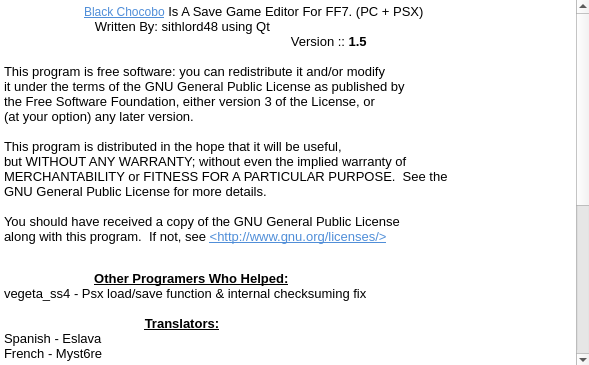
Above: about.ui from sithlord48/blackchocobo before the change. Below: the same form after it.
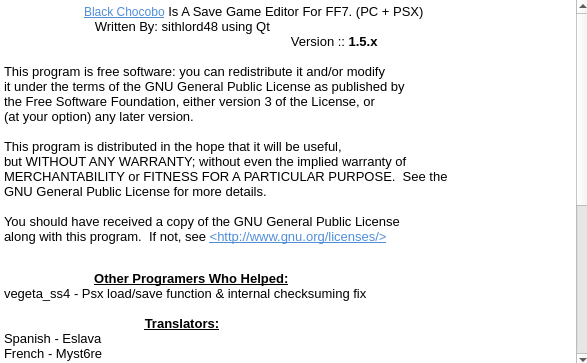
That is the form after the change.

Patch:
```diff
--- a/about.ui
+++ b/about.ui
@@ -9,8 +9,8 @@
    <rect>
     <x>0</x>
     <y>0</y>
-    <width>589</width>
-    <height>365</height>
+    <width>587</width>
+    <height>363</height>
    </rect>
   </property>
   <property name="windowTitle">
@@ -41,7 +41,7 @@
 &lt;/style&gt;&lt;/head&gt;&lt;body style=&quot; font-family:'Ubuntu'; font-size:9pt; font-weight:400; font-style:normal;&quot;&gt;
 &lt;p style=&quot; margin-top:0px; margin-bottom:0px; margin-left:0px; margin-right:0px; -qt-block-indent:0; text-indent:0px;&quot;&gt;&lt;span style=&quot; font-family:'Sans Serif'; font-size:10pt;&quot;&gt;	&lt;/span&gt;&lt;a href=&quot;http://blackchocobo.sourceforge.net&quot;&gt;&lt;span style=&quot; font-family:'Sans Serif'; text-decoration: underline; color:#508ed8;&quot;&gt;Black Chocobo&lt;/span&gt;&lt;/a&gt;&lt;span style=&quot; font-family:'Sans Serif'; font-size:10pt;&quot;&gt; Is A Save Game Editor For FF7. (PC + PSX)&lt;/span&gt;&lt;/p&gt;
 &lt;p style=&quot; margin-top:0px; margin-bottom:0px; margin-left:0px; margin-right:0px; -qt-block-indent:0; text-indent:0px;&quot;&gt;&lt;span style=&quot; font-family:'Sans Serif'; font-size:10pt;&quot;&gt;	   Written By: sithlord48 using Qt&lt;/span&gt;&lt;/p&gt;
-&lt;p style=&quot; margin-top:0px; margin-bottom:0px; margin-left:0px; margin-right:0px; -qt-block-indent:0; text-indent:0px;&quot;&gt;&lt;span style=&quot; font-family:'Sans Serif'; font-size:10pt;&quot;&gt;                                                                  	             Version :: &lt;/span&gt;&lt;span style=&quot; font-family:'Sans Serif'; font-size:10pt; font-weight:600;&quot;&gt;1.5&lt;/span&gt;&lt;/p&gt;
+&lt;p style=&quot; margin-top:0px; margin-bottom:0px; margin-left:0px; margin-right:0px; -qt-block-indent:0; text-indent:0px;&quot;&gt;&lt;span style=&quot; font-family:'Sans Serif'; font-size:10pt;&quot;&gt;                                                                  	             Version :: &lt;/span&gt;&lt;span style=&quot; font-family:'Sans Serif'; font-size:10pt; font-weight:600;&quot;&gt;1.5.x&lt;/span&gt;&lt;/p&gt;
 &lt;p style=&quot;-qt-paragraph-type:empty; margin-top:0px; margin-bottom:0px; margin-left:0px; margin-right:0px; -qt-block-indent:0; text-indent:0px; font-family:'Sans Serif'; font-size:10pt; font-weight:600;&quot;&gt;&lt;/p&gt;
 &lt;p style=&quot; margin-top:0px; margin-bottom:0px; margin-left:0px; margin-right:0px; -qt-block-indent:0; text-indent:0px;&quot;&gt;&lt;span style=&quot; font-family:'Courier New,courier'; font-size:10pt;&quot;&gt;This program is free software: you can redistribute it and/or modify&lt;/span&gt;&lt;/p&gt;
 &lt;p style=&quot; margin-top:0px; margin-bottom:0px; margin-left:0px; margin-right:0px; -qt-block-indent:0; text-indent:0px;&quot;&gt;&lt;span style=&quot; font-family:'Courier New,courier'; font-size:10pt;&quot;&gt;it under the terms of the GNU General Public License as published by&lt;/span&gt;&lt;/p&gt;
```
